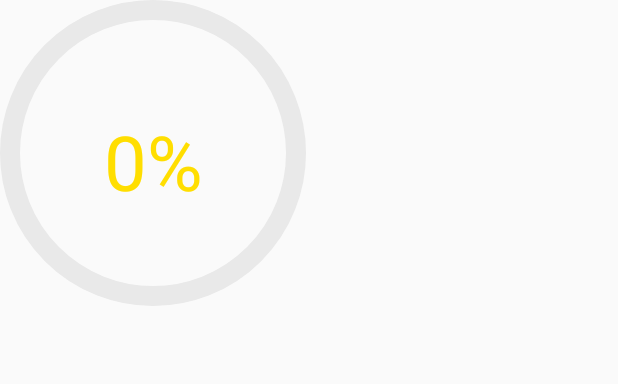
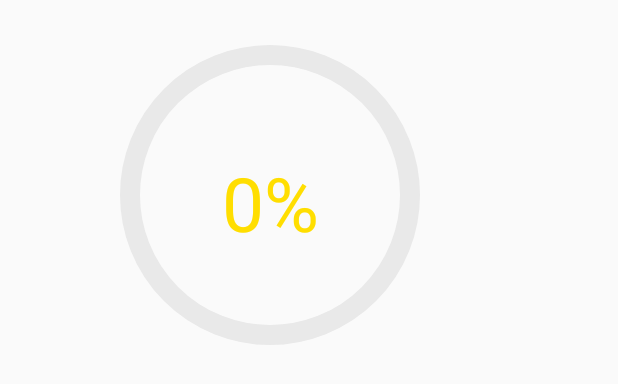
Before and after one commit to uncleu/MemoryCard, an Android app: the layout cards_group_list_item.xml on its own in the app's theme, with its tools: preview values and no code run, on a phone screen of 412 x 824 dp. Shown: the top 384 px of the screen. Run offline under Robolectric (Android 15) with nearby library versions, the phone set to English and light mode, and no system bars.

Commit message:
add layout

```diff
--- a/app/src/main/java/com/memorycard/android/memorycardapp/CardsGroupLoaderActivity.java
+++ b/app/src/main/java/com/memorycard/android/memorycardapp/CardsGroupLoaderActivity.java
@@ -38,6 +38,7 @@ public class CardsGroupLoaderActivity extends ListActivity {
         setContentView(R.layout.activity_cards_group_loader);
 
         listView = this.getListView();
+        listView.setDivider(null);
         LoadCardsGroupListTask mytask = new LoadCardsGroupListTask();
         mytask.execute();
     }
--- a/app/src/main/res/layout/cards_group_list_item.xml
+++ b/app/src/main/res/layout/cards_group_list_item.xml
@@ -5,24 +5,33 @@
     android:layout_height="match_parent"
     android:weightSum="1">
 
-<!--    <include
-        layout="@layout/app_toolbar" />-->
+    <Space
+        android:layout_width="match_parent"
+        android:layout_height="30dp" />
 
     <LinearLayout
     android:layout_width="wrap_content"
     android:layout_height="wrap_content" android:orientation="horizontal">
 
+        <Space
+            android:layout_width="80dp"
+            android:layout_height="match_parent" />
+
         <utilities.ProgressCircle
             android:id="@+id/circleProgressbar"
             android:layout_width="wrap_content"
-            android:layout_height="204dp"
-            android:layout_centerInParent="true" />
+            android:layout_height="200dp" />
     </LinearLayout>
+
+    <Space
+        android:layout_width="match_parent"
+        android:layout_height="30dp" />
 
     <TextView
         android:id="@+id/text_view"
         android:layout_width="match_parent"
-        android:layout_height="64dp">
+        android:gravity="center_horizontal"
+        android:layout_height="45dp">
     </TextView>
 
 </LinearLayout>
```
Also changed, not shown: app/src/main/java/utilities/ListViewAdapter.java (deleted, +0 -66 lines).
